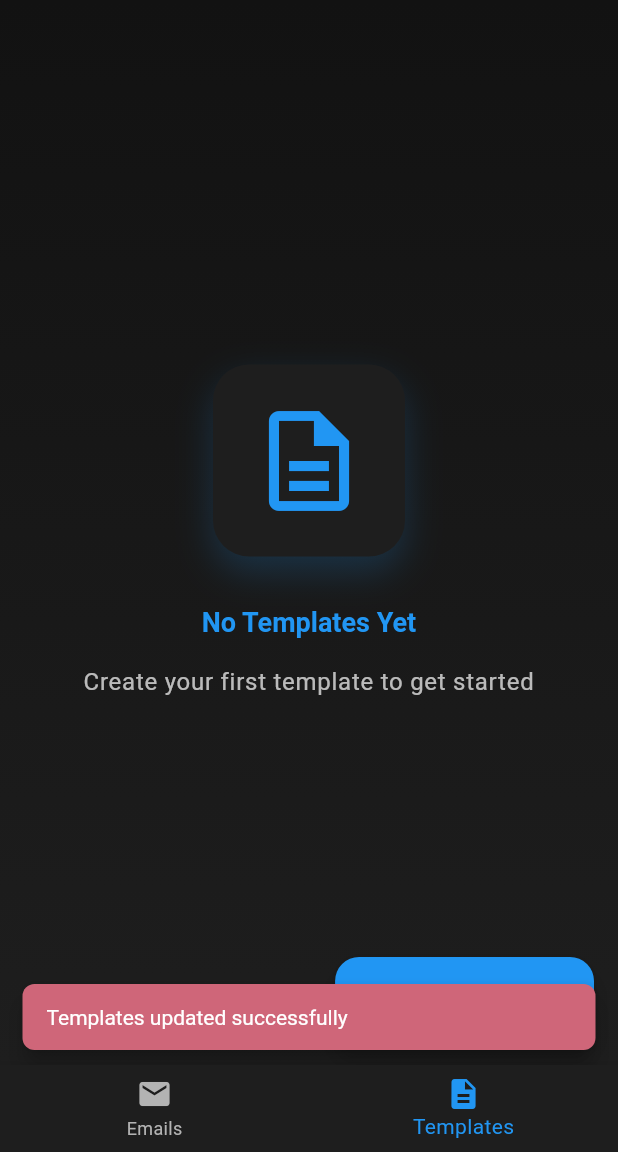
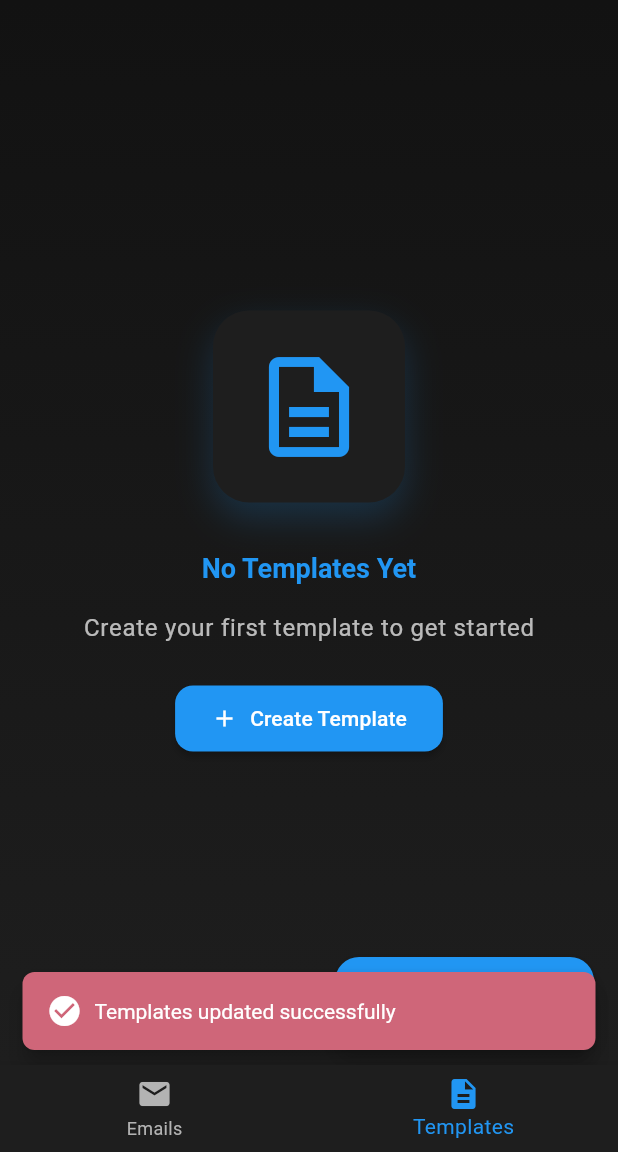
Before and after one commit to AhmedSlman/Mailer, a Flutter app: the TemplateScreen screen opened by its route, on a phone screen of 412 x 824 dp, the part 84-1236 px from its top. Run offline on Flutter 3.47's test engine with Material 3 defaults, Android fonts, the phone set to English and light mode, and no system bars; our stand-ins replace cached_network_image, dio, file_picker, firebase_auth, firebase_core, flutter_bloc and 9 more; missing offline and left inert: excel, googleapis, syncfusion_flutter_pdf; accounts and stored records are empty.

Commit message:
Refactor TemplateListComponent and TemplateDialogWidget for improved UI; enhance Snackbar notifications with icons, update loading indicators, and streamline dialog input fields. Implement a consistent design for text fields and buttons, and add functionality for CV file selection.

```diff
--- a/lib/features/template_management/presentation/component/template_list_component.dart
+++ b/lib/features/template_management/presentation/component/template_list_component.dart
@@ -15,11 +15,20 @@ class TemplateListComponent extends StatelessWidget {
         if (state is TemplateLoaded) {
           ScaffoldMessenger.of(context).showSnackBar(
             SnackBar(
-              content: Text(
+              content: Row(
+                children: [
+                  Icon(
+                    Icons.check_circle,
+                    color: Theme.of(context).colorScheme.onError,
+                  ),
+                  const SizedBox(width: 8),
+                  Text(
                     'Templates updated successfully',
                     style: TextStyle(
                       color: Theme.of(context).colorScheme.onError,
                     ),
+                  ),
+                ],
               ),
               backgroundColor: Theme.of(context).colorScheme.error,
               behavior: SnackBarBehavior.floating,
@@ -31,11 +40,20 @@ class TemplateListComponent extends StatelessWidget {
         } else if (state is TemplateError) {
           ScaffoldMessenger.of(context).showSnackBar(
             SnackBar(
-              content: Text(
+              content: Row(
+                children: [
+                  Icon(
+                    Icons.error_outline,
+                    color: Theme.of(context).colorScheme.onError,
+                  ),
+                  const SizedBox(width: 8),
+                  Text(
                     state.message,
                     style: TextStyle(
                       color: Theme.of(context).colorScheme.onError,
                     ),
+                  ),
+                ],
               ),
               backgroundColor: Theme.of(context).colorScheme.error,
               behavior: SnackBarBehavior.floating,
@@ -52,14 +70,37 @@ class TemplateListComponent extends StatelessWidget {
             child: Column(
               mainAxisAlignment: MainAxisAlignment.center,
               children: [
-                CircularProgressIndicator(
+                Container(
+                  padding: const EdgeInsets.all(24),
+                  decoration: BoxDecoration(
+                    color: Theme.of(context).colorScheme.surface,
+                    borderRadius: BorderRadius.circular(24),
+                    boxShadow: [
+                      BoxShadow(
+                        color: Theme.of(context).colorScheme.primary.withOpacity(0.2),
+                        blurRadius: 20,
+                        offset: const Offset(0, 10),
+                      ),
+                    ],
+                  ),
+                  child: CircularProgressIndicator(
                     color: Theme.of(context).colorScheme.primary,
+                    strokeWidth: 3,
+                  ),
+                ),
+                const SizedBox(height: 32),
+                Text(
+                  'Loading Templates',
+                  style: Theme.of(context).textTheme.headlineSmall?.copyWith(
+                    color: Theme.of(context).colorScheme.primary,
+                    fontWeight: FontWeight.bold,
+                  ),
                 ),
                 const SizedBox(height: 16),
                 Text(
-                  'Loading templates...',
+                  'Please wait while we fetch your templates',
                   style: Theme.of(context).textTheme.bodyLarge?.copyWith(
-                    color: Theme.of(context).colorScheme.onSurface,
+                    color: Theme.of(context).colorScheme.onBackground.withOpacity(0.7),
                   ),
                 ),
               ],
@@ -70,29 +111,56 @@ class TemplateListComponent extends StatelessWidget {
             child: Column(
               mainAxisAlignment: MainAxisAlignment.center,
               children: [
-                Icon(
+                Container(
+                  padding: const EdgeInsets.all(24),
+                  decoration: BoxDecoration(
+                    color: Theme.of(context).colorScheme.surface,
+                    borderRadius: BorderRadius.circular(24),
+                    boxShadow: [
+                      BoxShadow(
+                        color: Theme.of(context).colorScheme.error.withOpacity(0.2),
+                        blurRadius: 20,
+                        offset: const Offset(0, 10),
+                      ),
+                    ],
+                  ),
+                  child: Icon(
                     Icons.error_outline,
                     color: Theme.of(context).colorScheme.error,
                     size: 48,
+                  ),
+                ),
+                const SizedBox(height: 32),
+                Text(
+                  'Oops! Something went wrong',
+                  style: Theme.of(context).textTheme.headlineSmall?.copyWith(
+                    color: Theme.of(context).colorScheme.error,
+                    fontWeight: FontWeight.bold,
+                  ),
                 ),
                 const SizedBox(height: 16),
                 Text(
                   state.message,
                   style: Theme.of(context).textTheme.bodyLarge?.copyWith(
-                    color: Theme.of(context).colorScheme.error,
+                    color: Theme.of(context).colorScheme.onBackground.withOpacity(0.7),
                   ),
                   textAlign: TextAlign.center,
                 ),
                 const SizedBox(height: 24),
-                ElevatedButton(
+                ElevatedButton.icon(
                   onPressed: () {
                     context.read<TemplateCubit>().loadTemplates();
                   },
+                  icon: const Icon(Icons.refresh),
+                  label: const Text('Try Again'),
                   style: ElevatedButton.styleFrom(
                     backgroundColor: Theme.of(context).colorScheme.primary,
                     foregroundColor: Theme.of(context).colorScheme.onPrimary,
+                    padding: const EdgeInsets.symmetric(horizontal: 24, vertical: 12),
+                    shape: RoundedRectangleBorder(
+                      borderRadius: BorderRadius.circular(12),
                     ),
-                  child: const Text('Retry'),
+                  ),
                 ),
               ],
             ),
@@ -129,7 +197,6 @@ class TemplateListComponent extends StatelessWidget {
                       color: Theme.of(context).colorScheme.primary,
                       fontWeight: FontWeight.bold,
                     ),
-                    textAlign: TextAlign.center,
                   ),
                   const SizedBox(height: 16),
                   Text(
@@ -137,20 +204,50 @@ class TemplateListComponent extends StatelessWidget {
                     style: Theme.of(context).textTheme.bodyLarge?.copyWith(
                       color: Theme.of(context).colorScheme.onBackground.withOpacity(0.7),
                     ),
-                    textAlign: TextAlign.center,
+                  ),
+                  const SizedBox(height: 24),
+                  ElevatedButton.icon(
+                    onPressed: () => showTemplateDialogComponent(context),
+                    icon: const Icon(Icons.add),
+                    label: const Text('Create Template'),
+                    style: ElevatedButton.styleFrom(
+                      backgroundColor: Theme.of(context).colorScheme.primary,
+                      foregroundColor: Theme.of(context).colorScheme.onPrimary,
+                      padding: const EdgeInsets.symmetric(horizontal: 24, vertical: 12),
+                      shape: RoundedRectangleBorder(
+                        borderRadius: BorderRadius.circular(12),
+                      ),
+                    ),
                   ),
                 ],
               ),
             );
           }
 
-          return ListView.builder(
+          return RefreshIndicator(
+            onRefresh: () async {
+              context.read<TemplateCubit>().loadTemplates();
+            },
+            child: ListView.builder(
               padding: const EdgeInsets.all(16),
               itemCount: state.templates.length,
               itemBuilder: (context, index) {
                 final template = state.templates[index];
-              return Card(
-                elevation: 2,
+                return TweenAnimationBuilder<double>(
+                  tween: Tween(begin: 0.0, end: 1.0),
+                  duration: const Duration(milliseconds: 300),
+                  curve: Curves.easeOut,
+                  builder: (context, value, child) {
+                    return Transform.scale(
+                      scale: value,
+                      child: Opacity(
+                        opacity: value,
+                        child: child,
+                      ),
+                    );
+                  },
+                  child: Card(
+                    elevation: 4,
                     margin: const EdgeInsets.only(bottom: 16),
                     shape: RoundedRectangleBorder(
                       borderRadius: BorderRadius.circular(12),
@@ -314,8 +411,10 @@ class TemplateListComponent extends StatelessWidget {
                         ),
                       ),
                     ),
+                  ),
                 );
               },
+            ),
           );
         }
 
```
Also changed, not shown: lib/features/template_management/presentation/widgets/template_dialog_widget.dart (+87 -73 lines). Lines whose indentation alone changed are shown as unchanged.
